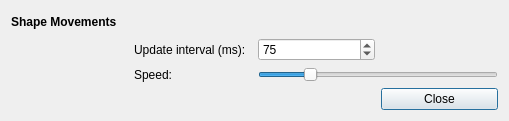
The window that forms/optionsdialog.ui (eProsima/ShapesDemo) describes before a commit, drawn with Qt 5.
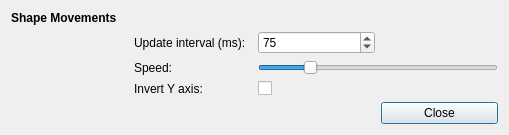
The same window after the commit.

Commit message:
Invert Y axis checkbox (#249)
* Invert Y axis checkbox

* Add correct arch to ci

* Also fix windows qt intallation in ci

---------

Diff of the .ui file:
```diff
--- a/forms/optionsdialog.ui
+++ b/forms/optionsdialog.ui
@@ -86,6 +86,20 @@
      </property>
     </widget>
    </item>
+   <item row="11" column="1">
+    <widget class="QLabel" name="label_invertYAxis">
+     <property name="text">
+      <string>Invert Y axis:</string>
+     </property>
+    </widget>
+   </item>
+   <item row="11" column="3">
+    <widget class="QCheckBox" name="checkBox_invertYAxis">
+     <property name="text">
+      <string/>
+     </property>
+    </widget>
+   </item>
   </layout>
  </widget>
  <resources/>
```
The commit also changes 6 other files.
